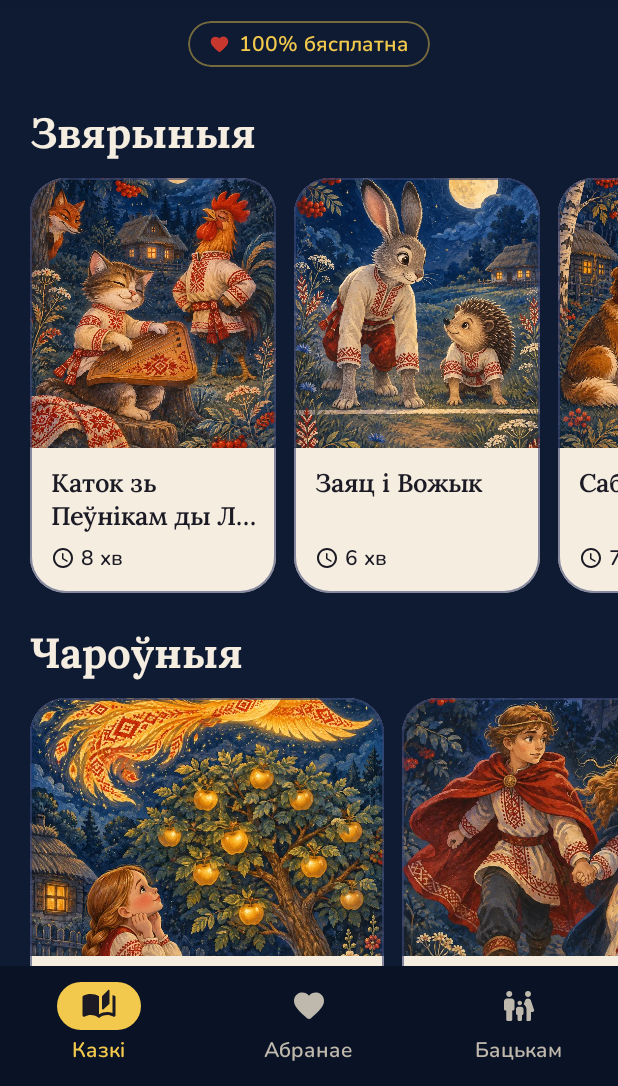
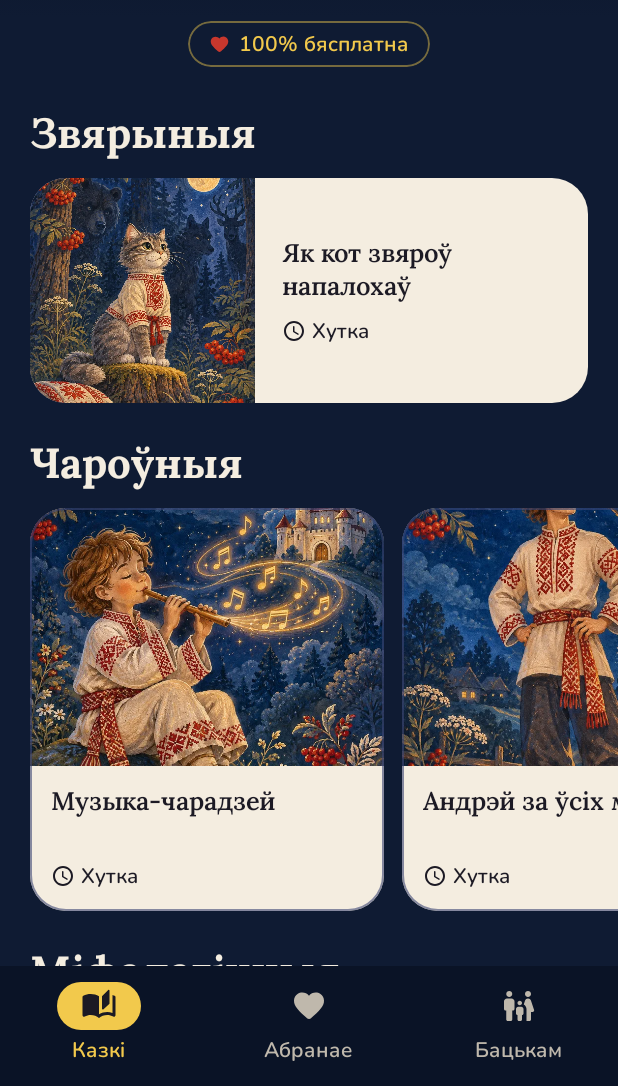
Before and after one commit to uladzimir-uladzimirau/kazki-587, an Android app built with Jetpack Compose: the screen it shows after launch (MainActivity), on a phone screen of 412 x 824 dp, the part 150-1236 px from its top. Run offline under Robolectric (Android 15) with nearby library versions, the phone set to English and light mode, and no system bars; pictures from the network do not load; 6 statements that could not run were skipped.

Commit message:
Новый стартовый каталог из 6 сказок
- бэкенд: миграция v4 — таблица tales пересоздана (audio_url nullable), старые 16 сказок заменены новыми 6; upsertTale не требует audioUrl
- приложение: audioUrl/durationSec опциональны, сказки без озвучки помечаются «Хутка» (карточки, плеер, пустые разделы каталога)
- обложки привязаны из существующих drawable по id; тексты сказок будут добавлены отдельно

```diff
--- a/android-kazki/app/src/main/java/by/kazki/app/data/SeedTales.kt
+++ b/android-kazki/app/src/main/java/by/kazki/app/data/SeedTales.kt
@@ -1,28 +1,18 @@
 package by.kazki.app.data
 
-/** Offline fallback; the live catalogue comes from the backend `tales` table. */
+/** Offline fallback; the live catalogue comes from the backend `tales` table.
+ *  Narration is not recorded yet: audioUrl stays null and the UI marks these tales "Хутка". */
 object SeedTales {
-    private fun sample(n: Int) = "https://www.soundhelix.com/examples/mp3/SoundHelix-Song-$n.mp3"
 
-    private fun t(i: Int, id: String, title: String, category: String, free: Boolean, minutes: Int, description: String) =
-        Tale(id, title, category, null, sample(i), minutes * 60, free, description, i * 10)
+    private fun t(i: Int, id: String, title: String, category: String, description: String) =
+        Tale(id, title, category, null, null, 0, true, description, i * 10)
 
     val all: List<Tale> = listOf(
-        t(1, "kotok", "Каток зь Пеўнікам ды Ліска", "zviarynyja", true, 8, "Ліска ўкрала Пеўніка — але верны Каток са сваёй музыкай ужо пасыпеў на выручку. Цёплая казка пра сяброўства і спагаду."),
-        t(2, "zajac_vozyk", "Заяц і Вожык", "zviarynyja", true, 6, "Ганарысты Заяц пасмяяўся з кароценькіх вожыкавых ног — ды прайграў спаборніцтва ў бегу. Казка пра тое, што разум хутчэйшы за ногі."),
-        t(3, "sabaka_vouk", "Сабака і Воўк", "zviarynyja", true, 7, "Галодны Воўк пазайздросціў сытаму Сабаку, але, убачыўшы следак ад ланцуга на ягонай шыі, паляцеў назад у лес. Воля даражэйшая за міску ежы."),
-        t(4, "chvasty", "Хвасты", "zviarynyja", true, 5, "Чаму ў Лісіцы хвост пухнаты, а ў Зайца — короткі? Забаўная казка пра тое, як звяры дзялілі хвасты і хто апынуўся хітрэйшым."),
-        t(5, "zalaty_ptach", "Залаты птах", "charounyja", true, 10, "У царскім садзе знікалі залатыя яблыкі — то быў цудоўны Птах! Малодшага сына чакае далёкі шлях, поўны чараў і выпрабаванняў."),
-        t(6, "karalevic", "Каралевіч, чараўнік і ягоная дачка", "charounyja", true, 12, "Каралевіч трапіў у палон да магутнага чараўніка, а ўцякаць дапамагла ягоная дачка. Казка пра адвагу, хітрасць і цудоўныя перамены."),
-        t(7, "och_tabakierka", "Ох і залатая табакерка", "charounyja", true, 9, "Просты Ох здабыў чароўную залатую табакерку — і пачаліся дзівосы! Смешная казка пра тое, як шчасце прыходзіць да добрага сэрца."),
-        t(8, "palasuki", "Паляшукі й Палявікі", "mifalagicnyja", true, 9, "У лесе гаспадарыць Паляшук, а ў полі — Палявік. Што будзе, калі гэтыя нябачныя духі паспрачаюцца? Загадкавая казка пра гаспадароў беларускай прыроды."),
-        t(9, "sciopka", "Як Сцёпка з панам гаварыў", "zabaunyja", true, 7, "Сцёпка пана не баяўся і адказваў так хітра, што той толькі рот раззявіў. Вясёлая казка пра востры розум простага чалавека."),
-        t(10, "razumnaja_dacka", "Разумная дачка", "zabaunyja", true, 8, "Бацькава дачка разгадавала загадкі, якія нікому іншаму не былі па сіле. Казка пра дзяўчынку, у якой розум — найбольшае багацце."),
-        t(11, "muzyka", "Музыка-чарадзей", "autarskija", true, 9, "Філасофская казка пра дзівосную сілу музыкі і яе супрацьстаянне злу ды ліху."),
-        t(12, "andrej", "Андрэй за ўсіх мудрэй", "autarskija", true, 11, "Чарадзейная казка пра чалавечую мудрасць і іспыты жыцця."),
-        t(13, "kot", "Як кот звяроў напалохаў", "autarskija", true, 6, "Іранічная казка пра хітрасць, знаходлівасць і прыткі розум."),
-        t(14, "sapciucha", "Шаптуха", "autarskija", true, 8, "Сацыяльна-бытавая казка пра тое, што на ўсякага хітрага знойдзецца яшчэ хітрэйшы."),
-        t(15, "alionka", "Алёнка", "autarskija", true, 10, "Чарадзейная казка пра жаночую смеласць ды рашучасць."),
-        t(16, "barsuk", "Чаму барсук і лісіца ў норах жывуць", "autarskija", true, 7, "Казка пра тое, чаму звяры такія розныя і што з імі здарылася на самой справе."),
+        t(1, "muzyka", "Музыка-чарадзей", "charounyja", "Філасофская казка пра дзівосную сілу музыкі і яе супрацьстаянне злу ды ліху."),
+        t(2, "andrej", "Андрэй за ўсіх мудрэй", "charounyja", "Чарадзейная казка пра чалавечую мудрасць і іспыты жыцця."),
+        t(3, "kot", "Як кот звяроў напалохаў", "zviarynyja", "Іранічная казка пра хітрасць, знаходлівасць і прыткі розум."),
+        t(4, "sapciucha", "Шаптуха", "zabaunyja", "Сацыяльна-бытавая казка пра тое, што на ўсякага хітрага знойдзецца яшчэ хітрэйшы."),
+        t(5, "alionka", "Алёнка", "charounyja", "Чарадзейная казка пра жаночую смеласць ды рашучасць."),
+        t(6, "barsuk", "Чаму барсук і лісіца ў норах жывуць", "mifalagicnyja", "Казка пра тое, чаму звяры такія розныя і што з імі здарылася на самой справе."),
     )
 }
--- a/android-kazki/app/src/main/java/by/kazki/app/data/Tale.kt
+++ b/android-kazki/app/src/main/java/by/kazki/app/data/Tale.kt
@@ -20,14 +20,19 @@ data class Tale(
     val title: String,
     val category: String,
     val coverUrl: String? = null,
-    val audioUrl: String,
-    val durationSec: Int,
+    val audioUrl: String? = null,
+    val durationSec: Int = 0,
     val isFree: Boolean,
     val description: String,
     val sortOrder: Int = 0,
 ) {
     val categoryEnum: Category? get() = Category.from(category)
-    val durationLabel: String get() = "${(durationSec + 30) / 60} хв"
+
+    /** Narration is uploaded to the catalogue later; until then the tale is marked "Хутка". */
+    val hasAudio: Boolean get() = !audioUrl.isNullOrEmpty()
+
+    val durationLabel: String
+        get() = if (hasAudio) "${(durationSec + 30) / 60} хв" else "Хутка"
 }
 
 @Serializable
--- a/android-kazki/app/src/main/java/by/kazki/app/playback/PlaybackManager.kt
+++ b/android-kazki/app/src/main/java/by/kazki/app/playback/PlaybackManager.kt
@@ -98,6 +98,7 @@ class PlaybackManager(
     // region Public controls
 
     fun play(tale: Tale) {
+        if (!tale.hasAudio) return // narration not uploaded yet; UI shows "Хутка"
         if (currentTale?.id == tale.id && !_ui.value.inLullaby && player.playbackState != Player.STATE_IDLE) {
             if (player.playbackState == Player.STATE_ENDED) player.seekTo(0)
             resetVolume()
--- a/android-kazki/app/src/main/java/by/kazki/app/ui/screens/CatalogScreen.kt
+++ b/android-kazki/app/src/main/java/by/kazki/app/ui/screens/CatalogScreen.kt
@@ -81,9 +81,8 @@ fun CatalogScreen(contentPadding: PaddingValues, onTale: (Tale) -> Unit) {
         ?.takeIf { playback.taleId == null && (progress[it] ?: 0f) > 0f }
         ?.let { id -> tales.firstOrNull { it.id == id } }
 
-    val sections = Category.entries.mapNotNull { cat ->
-        tales.filter { it.categoryEnum == cat }.takeIf { it.isNotEmpty() }?.let { cat to it }
-    }
+    // All sections stay visible, even empty ones — they get a "Хутка" placeholder.
+    val sections = Category.entries.map { cat -> cat to tales.filter { it.categoryEnum == cat } }
 
     LazyColumn(
         Modifier.fillMaxSize(),
@@ -129,7 +128,14 @@ fun CatalogScreen(contentPadding: PaddingValues, onTale: (Tale) -> Unit) {
                                 .padding(start = 20.dp, end = 20.dp, top = 22.dp, bottom = 12.dp)
                                 .semantics { heading() },
                         )
-                        if (items.size == 1) {
+                        if (items.isEmpty()) {
+                            Text(
+                                "Хутка",
+                                style = MaterialTheme.typography.bodyLarge,
+                                color = Kazki.CreamMuted,
+                                modifier = Modifier.padding(start = 20.dp, end = 20.dp, bottom = 4.dp),
+                            )
+                        } else if (items.size == 1) {
                             val tale = items.first()
                             WideTaleCard(
                                 tale = tale,
```
Also changed, not shown: android-kazki/app/src/main/java/by/kazki/app/ui/screens/PlayerScreen.kt (+34 -1 lines), 2 other files.
